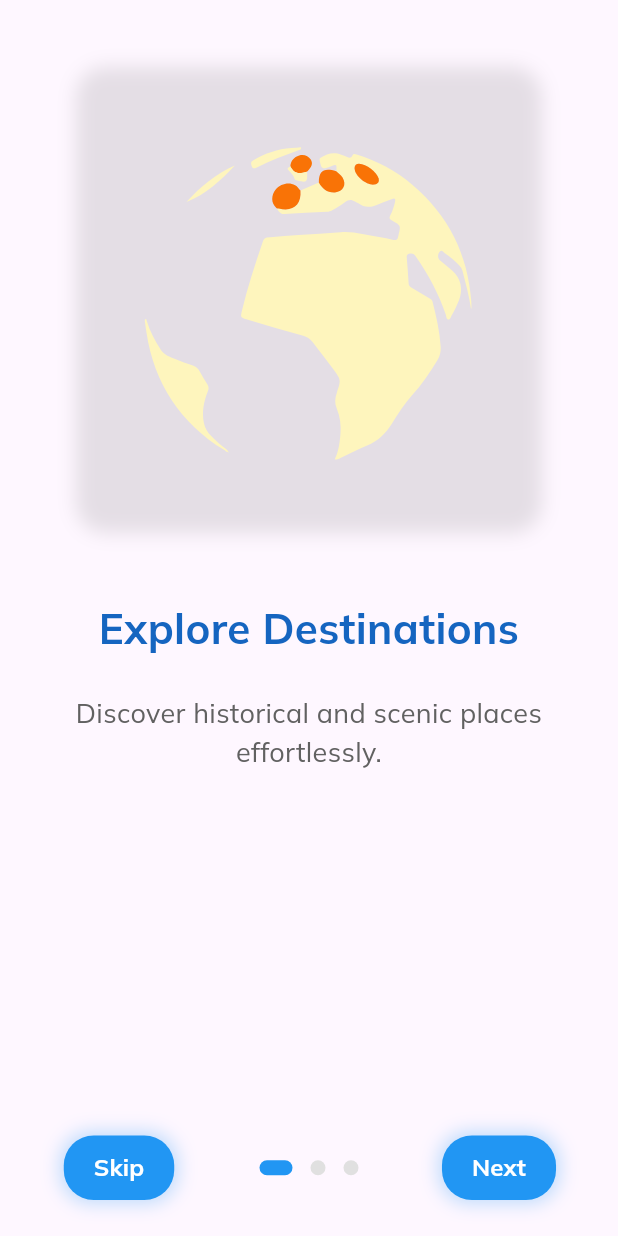
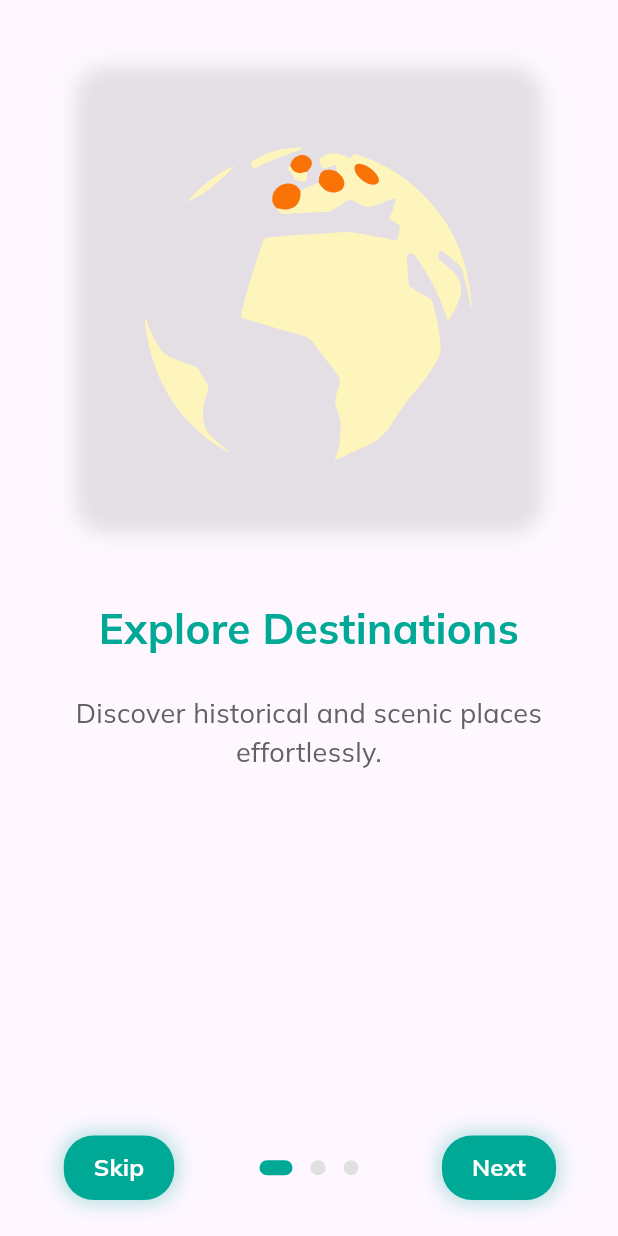
Before and after one commit to Unubold864/diplom, a Flutter app: the screen it shows after launch, on a phone screen of 412 x 824 dp. Run offline on Flutter 3.47's test engine with Material 3 defaults, Android fonts, the light colour scheme and no system bars; drawn by our look-alikes of introduction_screen; our stand-ins replace google_fonts, lottie; missing offline and left inert: ionicons_named; key blocks and very long unbroken strings in the code were emptied for the run.

Commit message:
green persian

```diff
--- a/travel/frontend/lib/pages/one.dart
+++ b/travel/frontend/lib/pages/one.dart
@@ -5,6 +5,9 @@ import 'package:frontend/pages/home_page.dart';
 
 class WelcomePage extends StatelessWidget {
   const WelcomePage({super.key});
+
+  // Define Persian Green as the primary color
+  final Color persianGreen = const Color(0xFF00A896);
 
   @override
   Widget build(BuildContext context) {
@@ -14,7 +17,10 @@ class WelcomePage extends StatelessWidget {
           gradient: LinearGradient(
             begin: Alignment.topLeft,
             end: Alignment.bottomRight,
-            colors: [Colors.blue.shade50, Colors.purple.shade50],
+            colors: [
+              persianGreen.withOpacity(0.1), // Light green gradient
+              persianGreen.withOpacity(0.05), // Very light green gradient
+            ],
           ),
         ),
         child: IntroductionScreen(
@@ -58,7 +64,7 @@ class WelcomePage extends StatelessWidget {
             size: Size(10, 10),
             color: Colors.grey.shade300,
             activeSize: Size(22, 10),
-            activeColor: Colors.blue,
+            activeColor: persianGreen, // Use Persian Green for active dot
             activeShape: RoundedRectangleBorder(
               borderRadius: BorderRadius.circular(10),
             ),
@@ -88,11 +94,11 @@ class WelcomePage extends StatelessWidget {
     return Container(
       padding: EdgeInsets.symmetric(horizontal: 20, vertical: 10),
       decoration: BoxDecoration(
-        color: Colors.blue,
+        color: persianGreen, // Use Persian Green for buttons
         borderRadius: BorderRadius.circular(20),
         boxShadow: [
           BoxShadow(
-            color: Colors.blue.withOpacity(0.3),
+            color: persianGreen.withOpacity(0.3), // Green shadow
             blurRadius: 10,
             spreadRadius: 2,
           ),
@@ -114,7 +120,7 @@ class WelcomePage extends StatelessWidget {
       titleTextStyle: TextStyle(
         fontSize: 28,
         fontWeight: FontWeight.bold,
-        color: Colors.blue.shade800,
+        color: persianGreen, // Use Persian Green for titles
       ),
       bodyTextStyle: TextStyle(
         fontSize: 18,
```
